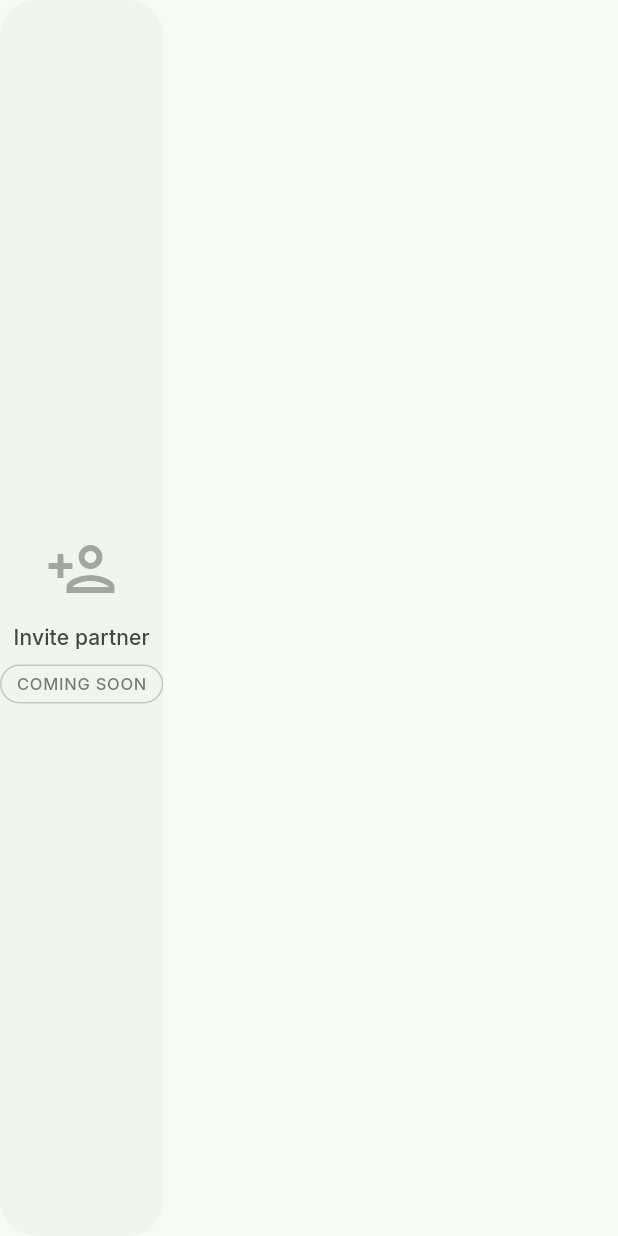
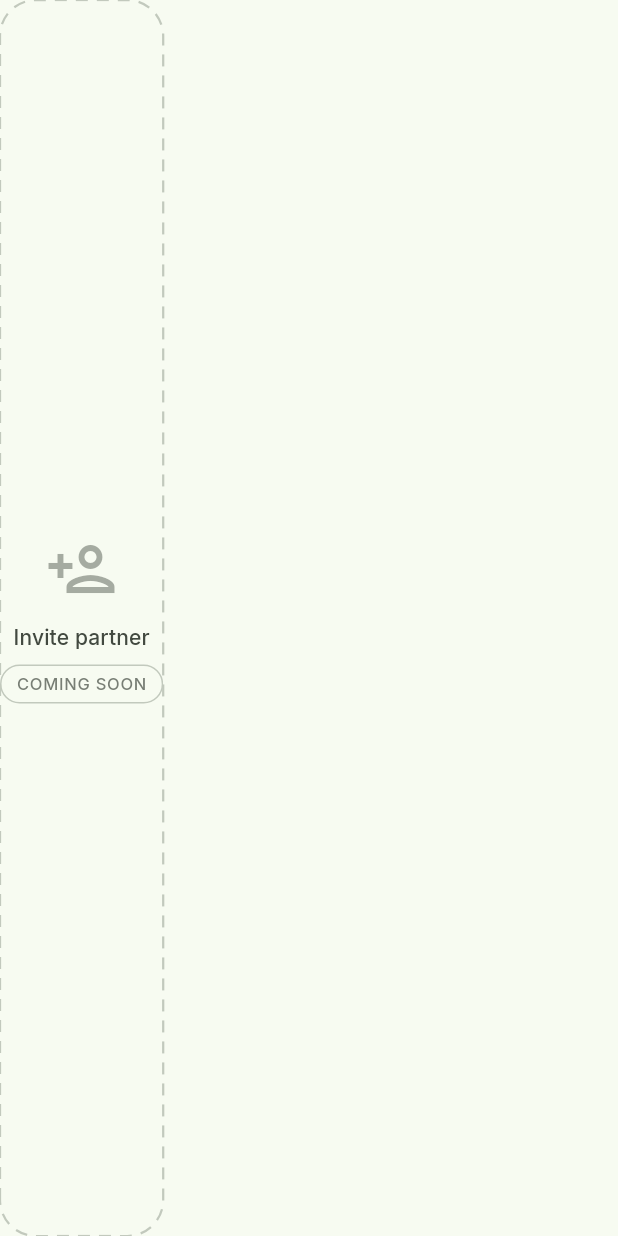
Before and after one commit to ygglue/dinkSync, a Flutter app: the _PartnerSlot widget shown alone on an empty page, opened directly, on a phone screen of 412 x 824 dp. Run offline on Flutter 3.47's test engine with Material 3 defaults, Android fonts, the phone set to English and light mode, and no system bars; our stand-ins replace flutter_dotenv, flutter_riverpod, go_router, google_fonts, shared_preferences, supabase_flutter; accounts and stored records are empty.

Commit message:
fix(lobby): dashed partner slot border, OutlinedButton for Book a Court, taller Find Match
- _PartnerSlot: replace solid BoxDecoration border with _DashedRoundedBorder
  CustomPainter (8px dash / 6px gap, 1.5px stroke, kRadius corners)
- 'Book a Court' restored to OutlinedButton (48px min height) with SizedBox gap
- 'Find Match' minimum height increased from 56 to 68px

Co-Authored-By: Claude Sonnet 4.6 <noreply@anthropic.com>

```diff
--- a/app/lib/features/lobby/lobby_screen.dart
+++ b/app/lib/features/lobby/lobby_screen.dart
@@ -97,7 +97,7 @@ class _LobbyScreenState extends ConsumerState<LobbyScreen> {
           FilledButton(
             onPressed: null,
             style: FilledButton.styleFrom(
-              minimumSize: const Size.fromHeight(56),
+              minimumSize: const Size.fromHeight(68),
               textStyle: const TextStyle(
                 fontSize: 17,
                 fontWeight: FontWeight.w700,
@@ -113,11 +113,15 @@ class _LobbyScreenState extends ConsumerState<LobbyScreen> {
               ],
             ),
           ),
-          // Book a Court — ghost/text secondary CTA.
-          TextButton(
+          const SizedBox(height: 10),
+          // Book a Court — secondary CTA.
+          OutlinedButton(
             onPressed: canBook
                 ? () => context.push('/play/custom', extra: _selectedCourt)
                 : null,
+            style: OutlinedButton.styleFrom(
+              minimumSize: const Size.fromHeight(48),
+            ),
             child: const Text('Book a Court'),
           ),
         ],
@@ -247,11 +251,16 @@ class _PartnerSlot extends StatelessWidget {
   Widget build(BuildContext context) {
     final theme = Theme.of(context);
     final scheme = theme.colorScheme;
-    return Container(
-      decoration: BoxDecoration(
-        color: scheme.surfaceContainerLow,
+    return CustomPaint(
+      painter: _DashedRoundedBorder(
+        color: scheme.outlineVariant,
+        radius: kRadius,
+        strokeWidth: 1.5,
+        dashLength: 8,
+        gapLength: 6,
+      ),
+      child: ClipRRect(
         borderRadius: BorderRadius.circular(kRadius),
-      ),
         child: Column(
           mainAxisAlignment: MainAxisAlignment.center,
           children: [
@@ -283,6 +292,61 @@ class _PartnerSlot extends StatelessWidget {
             ),
           ],
         ),
+      ),
     );
   }
 }
+
+class _DashedRoundedBorder extends CustomPainter {
+  const _DashedRoundedBorder({
+    required this.color,
+    required this.radius,
+    required this.strokeWidth,
+    required this.dashLength,
+    required this.gapLength,
+  });
+
+  final Color color;
+  final double radius;
+  final double strokeWidth;
+  final double dashLength;
+  final double gapLength;
+
+  @override
+  void paint(Canvas canvas, Size size) {
+    final paint = Paint()
+      ..color = color
+      ..strokeWidth = strokeWidth
+      ..style = PaintingStyle.stroke;
+
+    final rrect = RRect.fromRectAndRadius(
+      Rect.fromLTWH(0, 0, size.width, size.height),
+      Radius.circular(radius),
+    );
+    final path = Path()..addRRect(rrect);
+
+    for (final metric in path.computeMetrics()) {
+      double distance = 0;
+      bool drawing = true;
+      while (distance < metric.length) {
+        final segLen = drawing ? dashLength : gapLength;
+        if (drawing) {
+          canvas.drawPath(
+            metric.extractPath(distance, distance + segLen),
+            paint,
+          );
+        }
+        distance += segLen;
+        drawing = !drawing;
+      }
+    }
+  }
+
+  @override
+  bool shouldRepaint(_DashedRoundedBorder old) =>
+      color != old.color ||
+      radius != old.radius ||
+      strokeWidth != old.strokeWidth ||
+      dashLength != old.dashLength ||
+      gapLength != old.gapLength;
+}
```
Also changed, not shown: 1 other file. Lines whose indentation alone changed are shown as unchanged.
